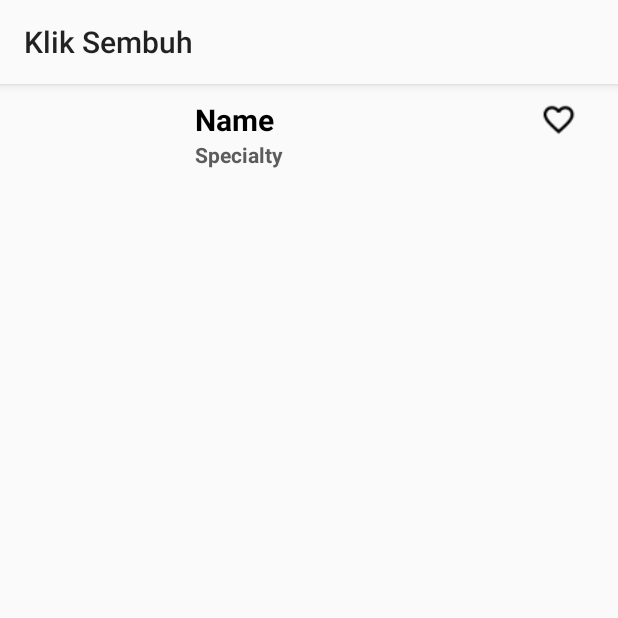
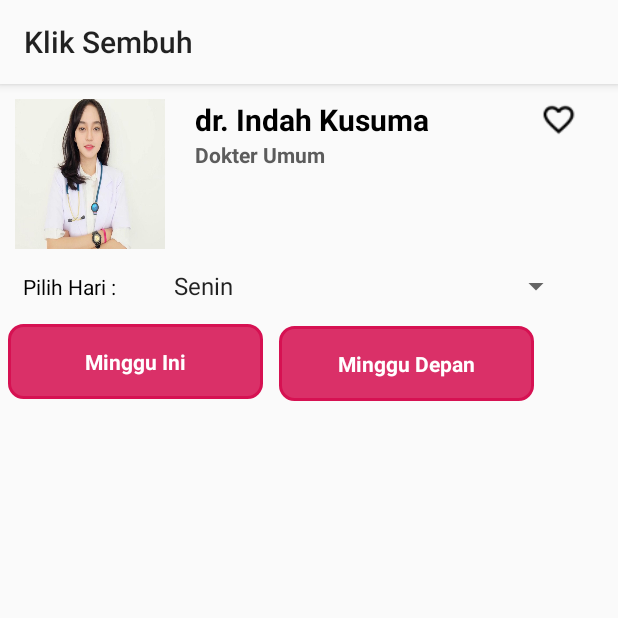
Before and after one commit to trioandianto/KS, an Android app: the BookingActivity screen opened directly, with no data from a screen before it, on a phone screen of 412 x 824 dp, the top half of it. Run offline under Robolectric (Android 15) with nearby library versions, the phone set to English and light mode, and no system bars.

Commit message:
Create Time Slot Class & Adapter for Booking Screen

```diff
--- a/app/src/main/java/com/kliksembuh/ks/BookingActivity.java
+++ b/app/src/main/java/com/kliksembuh/ks/BookingActivity.java
@@ -9,5 +9,7 @@
     protected void onCreate(Bundle savedInstanceState) {
         super.onCreate(savedInstanceState);
         setContentView(R.layout.activity_booking);
+
+
     }
 }
--- a/app/src/main/java/com/kliksembuh/ks/HospitalList.java
+++ b/app/src/main/java/com/kliksembuh/ks/HospitalList.java
@@ -35,7 +35,7 @@
         mHospitalList = new ArrayList<>();
         // Add sample data
         // We can get data by DB, or web service
-        mHospitalList.add(new Hospital(1, R.drawable.rs_pmi_bogor , "RS PMI Jakarta", "Jalan Rumah Sakit I, Bogor Tengah, Kota Bogor, Jawa Barat 16129"));
+        mHospitalList.add(new Hospital(1, R.drawable.rs_pmi_bogor , "RS PMI Bogor", "Jalan Rumah Sakit I, Bogor Tengah, Kota Bogor, Jawa Barat 16129"));
         mHospitalList.add(new Hospital(2, R.drawable.rs_cibinong_bogor, "RSUD Cibinong Bogor", "Jalan KSR Dadi Kusmayadi No. 27, Tengah, Cibinong, Bogor, Jawa Barat 16914"));
         mHospitalList.add(new Hospital(3, R.drawable.rs_medika_dramaga, "RS Medika Darmaga", "Jl. Raya Dramaga KM. 7.3, Bogor Barat, Margajaya, Bogor Barat, Kota Bogor, Jawa Barat 16680"));
         mHospitalList.add(new Hospital(4, R.drawable.rs_bogor_medical_centre, "RS Bogor Medical Centre", "Jl. Pajajaran Indah V No. 97, Baranangsiang, Bogor Timur, Kota Bogor, Jawa Barat 16143"));
@@ -53,7 +53,7 @@
 
                 // Go to another activity
                 if (position == 0){
-                    Intent myIntent = new Intent(view.getContext(),DoctorList.class);
+                    Intent myIntent = new Intent(HospitalList.this,TimeSlotList.class);
                     startActivityForResult(myIntent, 0);
                 }
                 if (position == 1){
--- a/app/src/main/java/com/kliksembuh/ks/LoginActivity.java
+++ b/app/src/main/java/com/kliksembuh/ks/LoginActivity.java
@@ -144,7 +144,8 @@
         mEmailSignInButton.setOnClickListener(new OnClickListener() {
             @Override
             public void onClick(View view) {
-                attemptLogin();
+                Intent myIntent = new Intent(view.getContext(), HomeActivity.class);
+                startActivityForResult(myIntent, 0);
             }
         });
 
--- a/app/src/main/res/layout/activity_booking.xml
+++ b/app/src/main/res/layout/activity_booking.xml
@@ -12,9 +12,77 @@
         android:layout_marginLeft="10dp"
         android:layout_marginRight="10dp"
         android:scaleType="fitXY"
-        android:paddingTop="10dp"
+        android:src="@drawable/dr_indah_kusuma"
         android:layout_alignParentTop="true"
         android:layout_alignParentStart="true" />
+
+    <RelativeLayout
+        android:layout_width="match_parent"
+        android:layout_height="wrap_content"
+        android:layout_centerVertical="true"
+        android:layout_below="@+id/iv_doc_picdetail"
+        android:orientation="horizontal">
+
+        <TextView
+            android:id="@+id/tvText"
+            android:layout_width="wrap_content"
+            android:layout_height="wrap_content"
+            android:layout_marginLeft="10dp"
+            android:layout_marginRight="10dp"
+            android:layout_margin="15dp"
+            android:text="Pilih Hari :"
+            android:textColor="#000000"/>
+
+        <Spinner
+            android:id="@+id/btnSenin"
+            style="@style/MyCustomTextAppearance"
+            android:layout_width="match_parent"
+            android:layout_height="wrap_content"
+            android:layout_toRightOf="@+id/tvText"
+            android:layout_margin="15dp"
+            android:textColor="@color/white"
+            android:layout_alignBaseline="@id/tvText"
+            android:textStyle="bold"
+            android:entries="@array/day_name"/>
+
+        <Button
+            android:id="@+id/btnMingguDepan"
+            style="@style/MyCustomTextAppearance"
+            android:layout_width="170dp"
+            android:layout_height="50dp"
+            android:layout_marginLeft="5dp"
+            android:textColor="@color/white"
+            android:text="Minggu Depan"
+            android:textStyle="bold"
+            android:background="@drawable/shape"
+            android:backgroundTint="@color/signup_color"
+            android:layout_toRightOf="@+id/btnMingguIni"
+            android:layout_marginRight="5dp"
+            android:layout_alignBaseline="@+id/btnMingguIni"/>
+
+        <ListView
+            android:id="@+id/listview_timeSlot"
+            android:layout_below="@+id/btnMingguIni"
+            android:layout_width="match_parent"
+            android:layout_height="match_parent">
+        </ListView>
+
+        <Button
+            android:id="@+id/btnMingguIni"
+            style="@style/MyCustomTextAppearance"
+            android:layout_width="170dp"
+            android:layout_height="50dp"
+            android:layout_marginLeft="5dp"
+            android:textColor="@color/white"
+            android:text="Minggu Ini"
+            android:textStyle="bold"
+            android:background="@drawable/shape"
+            android:backgroundTint="@color/signup_color"
+            android:layout_marginRight="5dp"
+            android:layout_below="@+id/tvText"
+            android:layout_alignParentStart="true" />
+
+    </RelativeLayout>
 
     <TextView
         android:id="@+id/tv_drname_detail"
@@ -22,7 +90,7 @@
         android:layout_height="wrap_content"
         android:layout_marginTop="10dp"
         android:layout_marginLeft="10dp"
-        android:text="Name"
+        android:text="dr. Indah Kusuma"
         android:textColor="#000000"
         android:textSize="20sp"
         android:textStyle="bold"
@@ -34,7 +102,7 @@
         android:layout_width="wrap_content"
         android:layout_height="wrap_content"
         android:layout_marginLeft="10dp"
-        android:text="Specialty"
+        android:text="Dokter Umum"
         android:textSize="14dp"
         android:textColor="#5C5C5C"
         android:layout_below="@+id/tv_drname_detail"
--- a/app/src/main/res/layout/activity_doctor_list.xml
+++ b/app/src/main/res/layout/activity_doctor_list.xml
@@ -43,7 +43,6 @@
             android:layout_height="wrap_content"
             android:id="@+id/listview_doctor"
             android:layout_marginTop="10dp"
-            android:padding="10dp"
             android:layout_marginLeft="10dp"
             android:layout_marginRight="10dp"
             >
--- a/app/src/main/res/layout/activity_hospital_list.xml
+++ b/app/src/main/res/layout/activity_hospital_list.xml
@@ -36,10 +36,10 @@
         </LinearLayout>
         <ListView
             android:layout_width="match_parent"
+            style="@style/ListView"
             android:layout_height="wrap_content"
             android:id="@+id/listview_hospital"
             android:layout_marginTop="10dp"
-            android:padding="10dp"
             android:layout_marginLeft="10dp"
             android:layout_marginRight="10dp"
             >
--- a/app/src/main/res/layout/activity_register.xml
+++ b/app/src/main/res/layout/activity_register.xml
@@ -1,4 +1,4 @@
-<LinearLayout xmlns:android="http://schemas.android.com/apk/res/android"
+<RelativeLayout xmlns:android="http://schemas.android.com/apk/res/android"
     xmlns:tools="http://schemas.android.com/tools"
     xmlns:app="http://schemas.android.com/apk/res-auto"
     android:layout_width="match_parent"
@@ -9,6 +9,7 @@
     android:paddingLeft="@dimen/activity_horizontal_margin"
     android:paddingRight="@dimen/activity_horizontal_margin"
     android:paddingTop="@dimen/activity_vertical_margin"
+    android:background="@drawable/people_wallpaper2"
     tools:context="com.kliksembuh.ks.RegisterActivity">
     <!-- Stop auto focussing the EditText -->
     <LinearLayout
@@ -170,4 +171,4 @@
         </LinearLayout>
     </ScrollView>
 
-</LinearLayout>
+</RelativeLayout>
--- a/app/src/main/res/values/colors.xml
+++ b/app/src/main/res/values/colors.xml
@@ -41,6 +41,9 @@
     <color name="dot_dark_screen3">#80CBC4</color>
     <color name="dot_dark_screen4">#A1887F</color>
 
+    <!--Light Grey Custom-->
+    <color name="light_grey">#cccccc</color>
+
 <array name="dot_inactive">
     <item>@color/dot_light_screen1</item>
     <item>@color/dot_light_screen2</item>
--- a/app/src/main/res/values/strings.xml
+++ b/app/src/main/res/values/strings.xml
@@ -86,4 +86,14 @@
     <string name="error_invalid_confirm_password_not_null">Tidak boleh kosong</string>
     <string name="error_invalid_nohp">Tidak boleh kosong</string>
     <string name="error_active_code">Tidak boleh kosong</string>
+
+    <string-array name="day_name">
+        <item>Senin</item>
+        <item>Selasa</item>
+        <item>Rabu</item>
+        <item>Kamis</item>
+        <item>Jumat</item>
+        <item>Sabtu</item>
+        <item>Minggu</item>
+    </string-array>
 </resources>
```
Also changed, not shown: app/src/main/AndroidManifest.xml (+6 -1 lines), app/src/main/res/layout/activity_login.xml (+3 -4 lines), app/src/main/res/layout/timeslot_list.xml (added, +26 -0 lines), app/src/main/res/values/styles.xml (+9 -1 lines), app/src/main/res/drawable/people_wallpaper2.jpg (added), app/src/main/res/drawable/people_wallpaper3.jpg (added).
